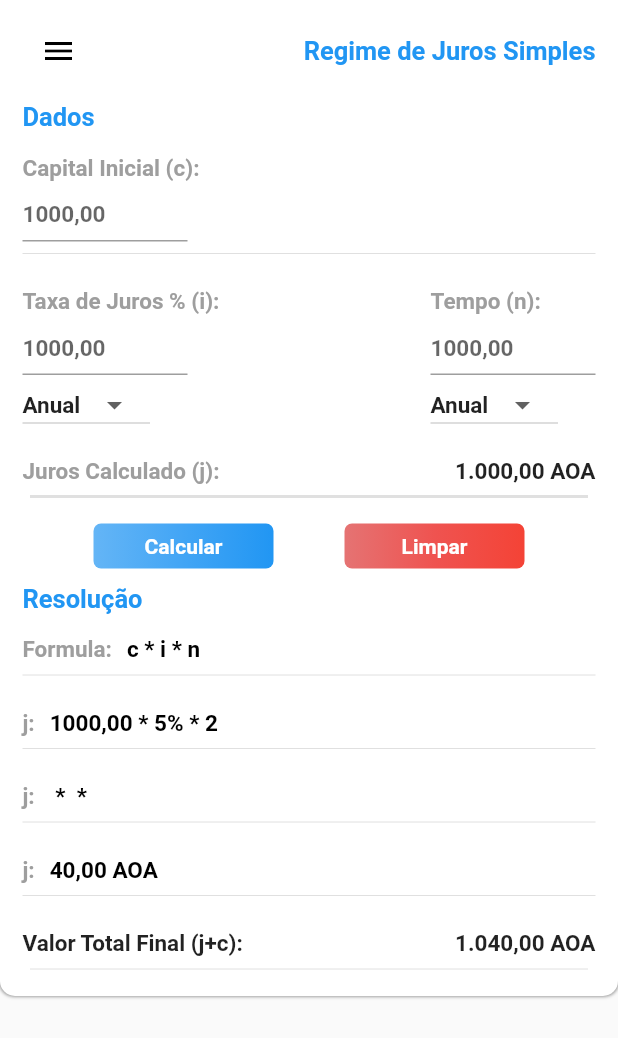
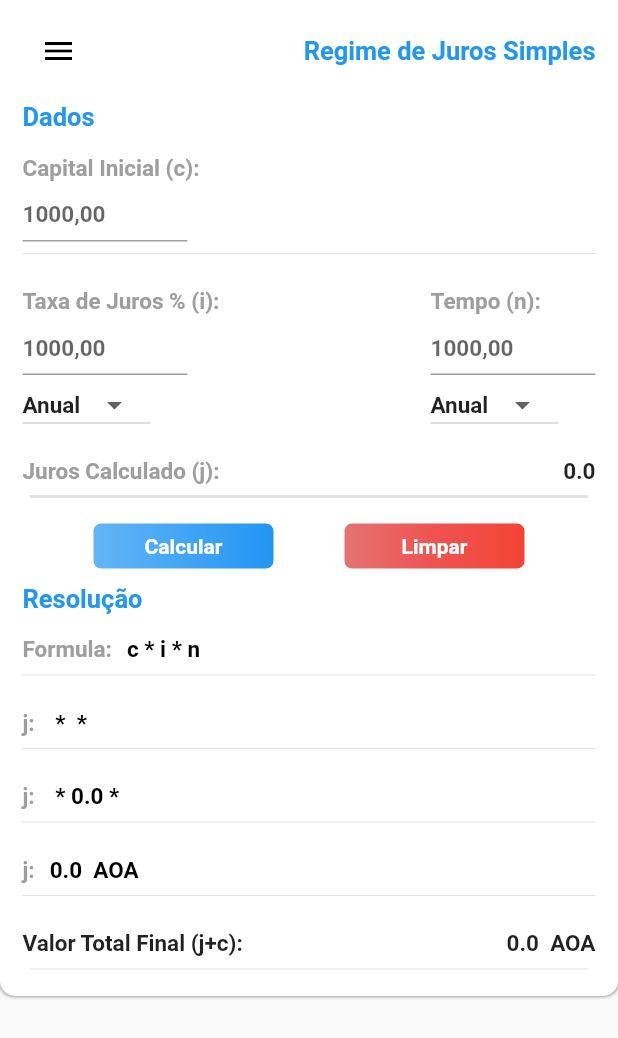
Before and after one commit to eliezerantonio/my_challenges, a Flutter app: the SimpleInterest screen opened by its route, after a tap on "Calcular", on a phone screen of 412 x 824 dp. Shown: the top 1038 px of the screen. Run offline on Flutter 3.47's test engine with Material 2 defaults, Android fonts, the phone set to English and light mode, and no system bars; our stand-ins replace rive; missing offline and left inert: flutter_animator.

Commit message:
showing the calculation

```diff
--- a/lib/pages/simple_interest/simple_interest.dart
+++ b/lib/pages/simple_interest/simple_interest.dart
@@ -73,7 +73,9 @@ class _CenterCardState extends State<CenterCard> {
   final TextEditingController capitalController = TextEditingController();
   final TextEditingController rateController = TextEditingController();
   final TextEditingController termController = TextEditingController();
-
+  double netPayableAmount = 0;
+  double totalOfInvestment = 0;
+  double rateToConvert = 0;
   @override
   Widget build(BuildContext context) {
     return Container(
@@ -192,18 +194,60 @@ class _CenterCardState extends State<CenterCard> {
                 const SizedBox(height: 15.0),
                 Row(
                   mainAxisAlignment: MainAxisAlignment.spaceBetween,
-                  children: const [
-                    LeftTitle(text: 'Juros Calculado (j):'),
+                  children: [
+                    const LeftTitle(text: 'Juros Calculado (j):'),
                     Text(
-                      '1.000,00 AOA',
-                      style: TextStyle(
+                      netPayableAmount.toString(),
+                      style: const TextStyle(
                           fontSize: 15.0, fontWeight: FontWeight.bold),
                     ),
                   ],
                 ),
                 const Divider(thickness: 2, indent: 5, endIndent: 5),
                 const SizedBox(height: 10),
-                const ButtonRow(),
+                Row(
+                  mainAxisAlignment: MainAxisAlignment.spaceEvenly,
+                  children: [
+                    InkWell(
+                      onTap: () {
+                        setState(() {
+                          double principal =
+                              double.parse(capitalController.text);
+                          double rate = double.parse(rateController.text);
+                          double term = double.parse(termController.text);
+                          rateToConvert = rate / 100;
+                          netPayableAmount = principal * rateToConvert * term;
+                          totalOfInvestment = principal + netPayableAmount;
+                        });
+                      },
+                      child: CalculateButton(
+                        text: 'Calcular',
+                        colors: [
+                          Colors.blue.shade300,
+                          Colors.blue.shade400,
+                          Colors.blue.shade500,
+                        ],
+                      ),
+                    ),
+                    InkWell(
+                      onTap: () {
+                        setState(() {
+                          capitalController.text = '100';
+                          rateController.text = '0';
+                          termController.text = '0';
+                        });
+                      },
+                      child: CalculateButton(
+                        text: 'Limpar',
+                        colors: [
+                          Colors.red.shade300,
+                          Colors.red.shade400,
+                          Colors.red.shade500,
+                        ],
+                      ),
+                    )
+                  ],
+                ),
                 const SizedBox(height: 10),
               ],
             ),
@@ -215,29 +259,32 @@ class _CenterCardState extends State<CenterCard> {
                 const ResolutionInfo(info: 'Formula:', data: 'c * i * n'),
                 const Divider(),
                 const SizedBox(height: 15.0),
-                const ResolutionInfo(info: 'j:', data: '1000,00 * 5% * 2'),
-                const Divider(),
-                const SizedBox(height: 15.0),
                 ResolutionInfo(
                     info: 'j:',
                     data:
                         '${capitalController.text} * ${rateController.text} * ${termController.text}'),
                 const Divider(),
                 const SizedBox(height: 15.0),
-                const ResolutionInfo(info: 'j:', data: '40,00 AOA'),
+                ResolutionInfo(
+                    info: 'j:',
+                    data:
+                        '${capitalController.text} * $rateToConvert * ${termController.text}'),
+                const Divider(),
+                const SizedBox(height: 15.0),
+                ResolutionInfo(info: 'j:', data: '$netPayableAmount  AOA'),
                 const Divider(),
                 const SizedBox(height: 15.0),
                 Row(
                   mainAxisAlignment: MainAxisAlignment.spaceBetween,
-                  children: const [
-                    Text(
+                  children: [
+                    const Text(
                       'Valor Total Final (j+c):',
                       style: TextStyle(
                           fontSize: 15.0, fontWeight: FontWeight.bold),
                     ),
                     Text(
-                      '1.040,00 AOA',
-                      style: TextStyle(
+                      '$totalOfInvestment  AOA',
+                      style: const TextStyle(
                           fontSize: 15.0, fontWeight: FontWeight.bold),
                     ),
                   ],
@@ -251,7 +298,7 @@ class _CenterCardState extends State<CenterCard> {
     );
   }
 
-  double _calSimpleInterest(String newValue) {
+  double _calSimpleInterest() {
     String result;
     double principal = double.parse(capitalController.text);
     double rate = double.parse(rateController.text);
@@ -263,41 +310,3 @@ class _CenterCardState extends State<CenterCard> {
     return netPayableAmount;
   }
 }
-
-class ButtonRow extends StatelessWidget {
-  const ButtonRow({
-    Key? key,
-  }) : super(key: key);
-
-  @override
-  Widget build(BuildContext context) {
-    return Center(
-        child: Row(
-      mainAxisAlignment: MainAxisAlignment.spaceEvenly,
-      children: [
-        CalculateButton(
-          text: 'Calcular',
-          colors: [
-            Colors.blue.shade300,
-            Colors.blue.shade400,
-            Colors.blue.shade500,
-          ],
-          onPressed: () {
-            print('object');
-          },
-        ),
-        CalculateButton(
-          text: 'Limpar',
-          colors: [
-            Colors.red.shade300,
-            Colors.red.shade400,
-            Colors.red.shade500,
-          ],
-          onPressed: () {
-            print('object');
-          },
-        )
-      ],
-    ));
-  }
-}
--- a/lib/pages/simple_interest/widgets/calc_button.dart
+++ b/lib/pages/simple_interest/widgets/calc_button.dart
@@ -3,18 +3,15 @@ import 'package:flutter/material.dart';
 class CalculateButton extends StatelessWidget {
   const CalculateButton({
     Key? key,
-    required this.onPressed,
     required this.colors,
     required this.text,
   }) : super(key: key);
-  final VoidCallback onPressed;
+
   final String text;
   final List<Color> colors;
   @override
   Widget build(BuildContext context) {
-    return GestureDetector(
-      onTap: () => onPressed,
-      child: Container(
+    return Container(
       height: 30,
       width: 120,
       decoration: BoxDecoration(
@@ -29,7 +26,6 @@ class CalculateButton extends StatelessWidget {
           ),
         ),
       ),
-      ),
     );
   }
 }
```
Lines whose indentation alone changed are shown as unchanged.
